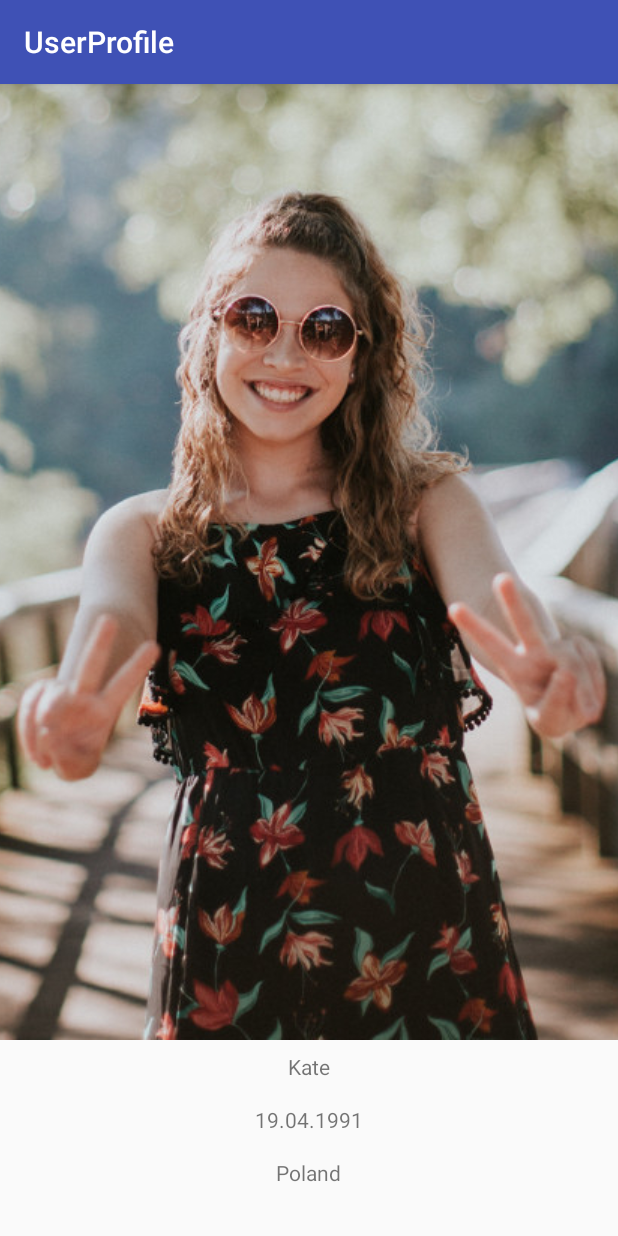
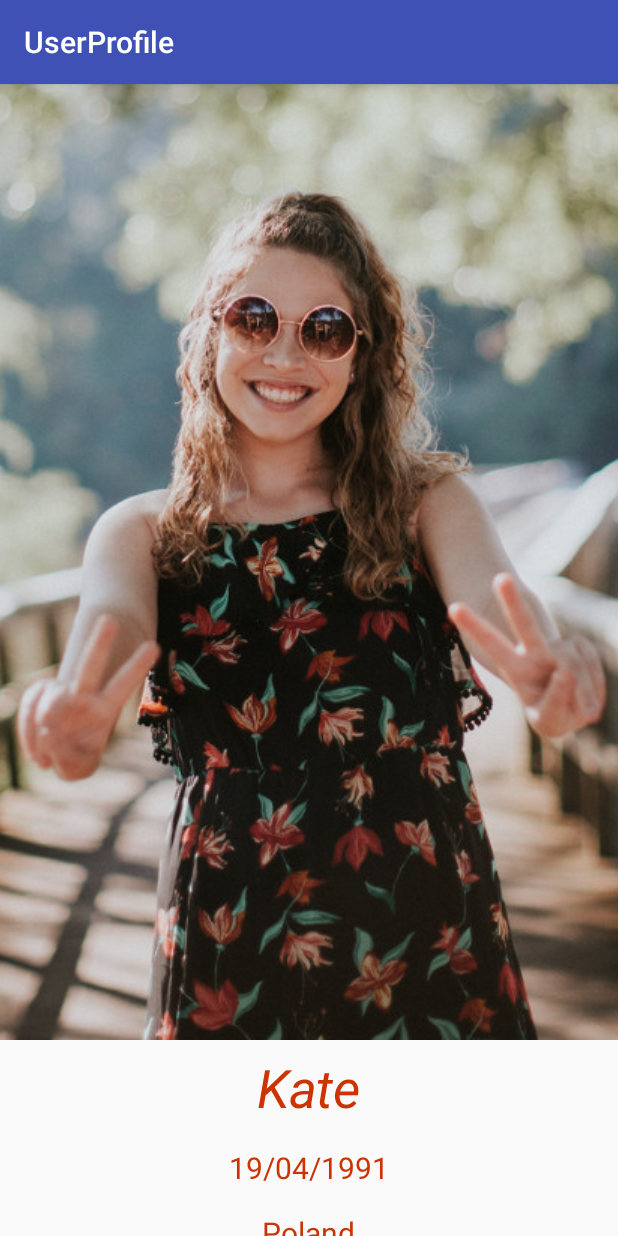
Before and after one commit to Mskat/UserProfile, an Android app: the screen it shows after launch (MainActivity), on a phone screen of 412 x 824 dp. Run offline under Robolectric (Android 15) with nearby library versions, the phone set to English and light mode, and no system bars.

Commit message:
1.03 - Changed fonts, text color and size

```diff
--- a/app/src/main/java/com/example/mskatz/userprofile/MainActivity.java
+++ b/app/src/main/java/com/example/mskatz/userprofile/MainActivity.java
@@ -1,5 +1,7 @@
 package com.example.mskatz.userprofile;
 
+import android.graphics.Color;
+import android.graphics.Typeface;
 import android.support.v7.app.AppCompatActivity;
 import android.os.Bundle;
 import android.widget.ImageView;
@@ -18,11 +20,20 @@ public class MainActivity extends AppCompatActivity {
 
         TextView name = findViewById(R.id.name);
         name.setText("Kate");
+        name.setTextSize(35);
+        name.setTypeface(Typeface.SANS_SERIF, Typeface.ITALIC);
+        name.setTextColor(Color.parseColor("#cc3300"));
 
         TextView birthday = findViewById(R.id.birthday);
-        birthday.setText("19.04.1991");
+        birthday.setText("19/04/1991");
+        birthday.setTextSize(20);
+        name.setTypeface(Typeface.SANS_SERIF, Typeface.ITALIC);
+        birthday.setTextColor(Color.parseColor("#cc3300"));
 
         TextView country = findViewById(R.id.country);
         country.setText("Poland");
+        country.setTextSize(20);
+        name.setTypeface(Typeface.SANS_SERIF, Typeface.ITALIC);
+        country.setTextColor(Color.parseColor("#cc3300"));
     }
 }
```
